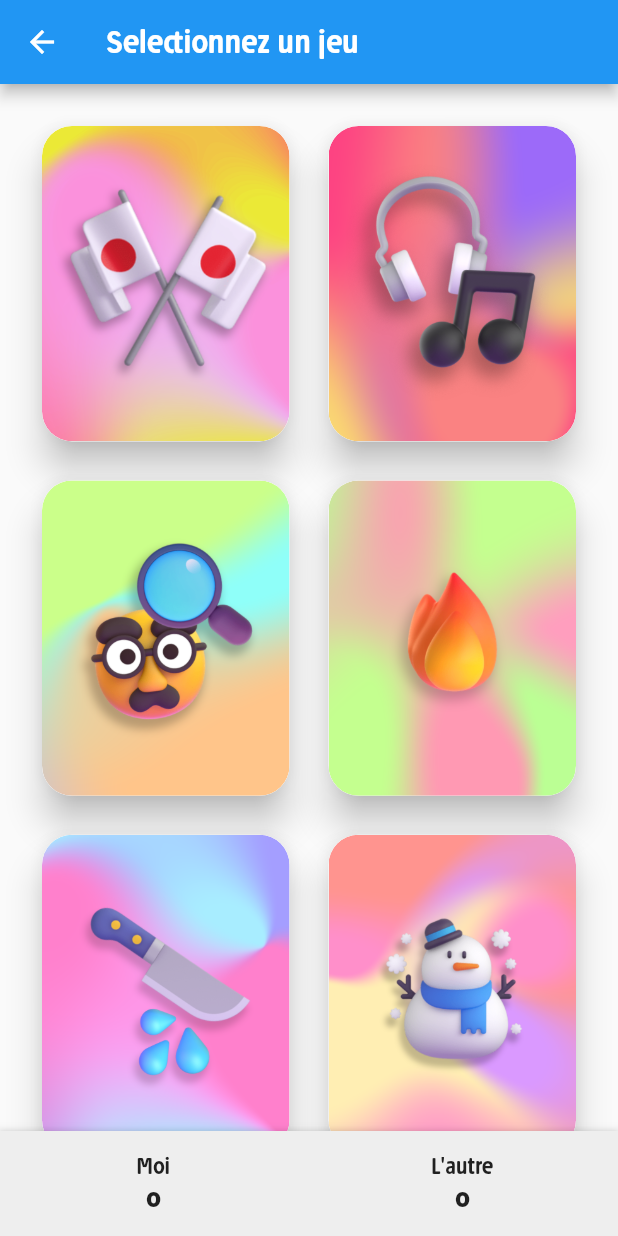
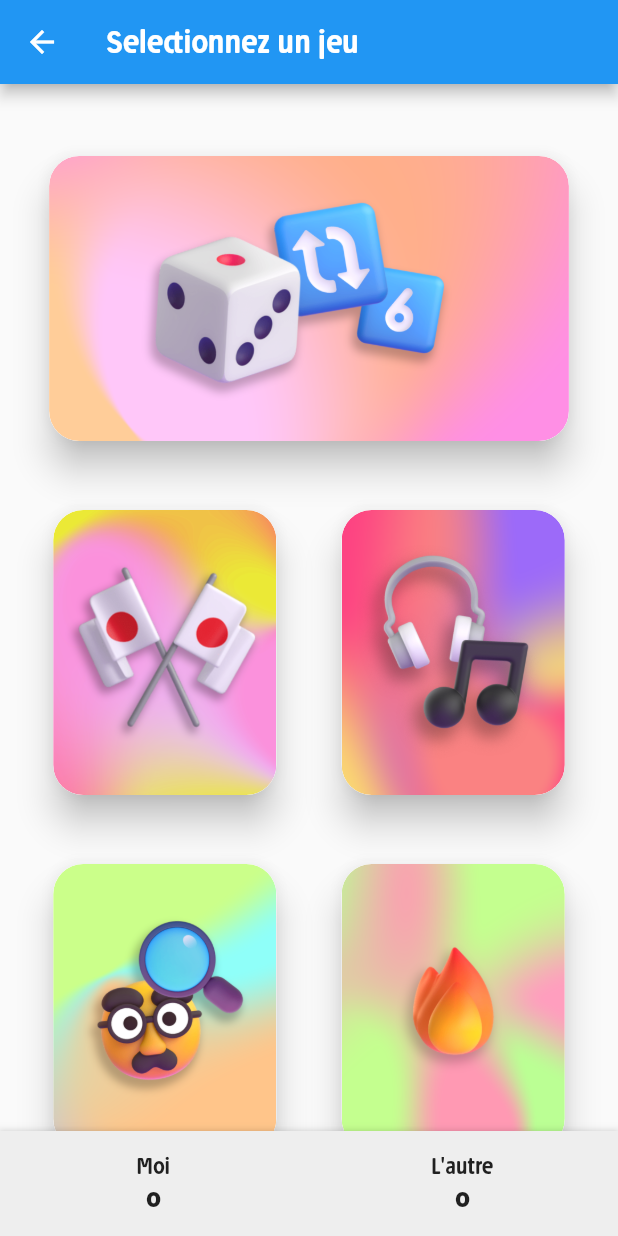
Before and after one commit to CodyAdam/quesaco, a Flutter app: the GamePage screen opened directly, on a phone screen of 412 x 824 dp. Run offline on Flutter 3.47's test engine with Material 2 defaults, Android fonts, the phone set to English and light mode, and no system bars; our stand-ins replace audioplayers, permission_handler; missing offline and left inert: flame, flutter_p2p_connection.

Commit message:
feat: add games in bulk

```diff
--- a/lib/games/game3.dart
+++ b/lib/games/game3.dart
@@ -294,8 +294,7 @@ class Game3 extends FlameGame with TapCallbacks {
 
   void endTheGame() {
     cleanUpLevel();
-    m.clearGamesData();
-    m.setInt(MINIGAME_ID, 0);
+    m.goToNextGame();
   }
 
   @override
--- a/lib/games/game4.dart
+++ b/lib/games/game4.dart
@@ -178,8 +178,7 @@ class Game4 extends FlameGame with TapCallbacks {
 
   void endTheGame() {
     cleanUpLevel();
-    m.clearGamesData();
-    m.setInt(MINIGAME_ID, 0);
+    m.goToNextGame();
   }
 
   @override
--- a/lib/models/game_state.dart
+++ b/lib/models/game_state.dart
@@ -1,11 +1,11 @@
 // ignore_for_file: constant_identifier_names
-
 
 import 'package:flutter/foundation.dart';
 
 const String HOST_USERNAME = "Host";
 const String PLAYER_USERNAME = "Player";
 const String MINIGAME_ID = "MinigameId";
+const String UPCOMING_MINIGAMES_ID = "UpcomingMinigamesId";
 
 class GameState extends ChangeNotifier {
   Map<String, String> data = {};
@@ -24,12 +24,15 @@ class GameState extends ChangeNotifier {
     var minigameId = getInt(MINIGAME_ID);
     var host = getInt(HOST_USERNAME);
     var player = getInt(PLAYER_USERNAME);
+    var upcomingMinigamesId = getString(UPCOMING_MINIGAMES_ID);
     data.clear();
     setInt(MINIGAME_ID, minigameId ?? 0);
     setInt(HOST_USERNAME, host ?? 0);
     setInt(PLAYER_USERNAME, player ?? 0);
+    set(UPCOMING_MINIGAMES_ID, upcomingMinigamesId ?? "");
     notifyListeners();
   }
+
   void clear() {
     data.clear();
     notifyListeners();
--- a/lib/screens/game.dart
+++ b/lib/screens/game.dart
@@ -29,10 +29,15 @@ class _GamePageState extends State<GamePage> {
 
   @override
   Widget build(BuildContext context) {
+    List<String> gamesIdShuffled = [];
+    for (int i = 1; i <= 6; i++) {
+      gamesIdShuffled.add(i.toString());
+    }
+    gamesIdShuffled.shuffle();
     return Selector<Manager, int>(
         selector: (_, m) => m.getInt(MINIGAME_ID) ?? 0,
         builder: (context, id, child) {
-          if(Manager().audioPlayer.state == PlayerState.playing) {
+          if (Manager().audioPlayer.state == PlayerState.playing) {
             Manager().audioPlayer.stop();
           }
           if (id == 1) {
@@ -61,8 +66,7 @@ class _GamePageState extends State<GamePage> {
                 bottomNavigationBar: gameScoreBar(context));
           } else if (id == 5) {
             return Scaffold(
-                body: EmojiGame(),
-                bottomNavigationBar: gameScoreBar(context));
+                body: EmojiGame(), bottomNavigationBar: gameScoreBar(context));
           } else if (id == 6) {
             return Scaffold(
                 appBar: AppBar(
@@ -76,22 +80,97 @@ class _GamePageState extends State<GamePage> {
               appBar: AppBar(
                 title: const Text("Selectionnez un jeu"),
               ),
-              body: Center(
-                child: GridView.builder(
-                  itemCount: 6,
-                  padding: const EdgeInsets.all(20),
-                  gridDelegate: const SliverGridDelegateWithFixedCrossAxisCount(
-                    crossAxisCount: 2,
-                    childAspectRatio: .8,
-                    crossAxisSpacing: 10,
-                    mainAxisSpacing: 10,
-                  ),
-                  itemBuilder: (BuildContext context, int index) {
-                    return gameImageCard(() => selectGame(index + 1),
-                        'assets/images/thumb_game_${index + 1}.png');
-                  },
-                ),
-              ),
+              body: SingleChildScrollView(
+                  padding:
+                      const EdgeInsets.symmetric(vertical: 40, horizontal: 0),
+                  child: Center(
+                    child: Column(
+                      mainAxisAlignment: MainAxisAlignment.center,
+                      children: [
+                        Row(
+                          mainAxisAlignment: MainAxisAlignment.spaceEvenly,
+                          children: [
+                            SizedBox(
+                              width: MediaQuery.of(context).size.width *
+                                  0.5 *
+                                  .8 *
+                                  2.2,
+                              height: MediaQuery.of(context).size.width * 0.5,
+                              child: gameImageCard(
+                                  () => {
+                                        Manager().set(UPCOMING_MINIGAMES_ID,
+                                            gamesIdShuffled.join(",")),
+                                        Manager().goToNextGame(),
+                                      },
+                                  'assets/images/thumb_random.png'),
+                            ),
+                          ],
+                        ),
+                        const SizedBox(height: 30),
+                        Row(
+                          mainAxisAlignment: MainAxisAlignment.spaceEvenly,
+                          children: [
+                            SizedBox(
+                              width: MediaQuery.of(context).size.width *
+                                  0.5 *
+                                  0.8, // Adjust the width as needed
+                              height: MediaQuery.of(context).size.width *
+                                  0.5, // Calculate height based on the width and aspect ratio
+                              child: gameImageCard(() => selectGame(1),
+                                  'assets/images/thumb_game_1.png'),
+                            ),
+                            SizedBox(
+                              width:
+                                  MediaQuery.of(context).size.width * 0.5 * .8,
+                              height: MediaQuery.of(context).size.width * 0.5,
+                              child: gameImageCard(() => selectGame(2),
+                                  'assets/images/thumb_game_2.png'),
+                            ),
+                          ],
+                        ),
+                        const SizedBox(height: 30),
+                        Row(
+                          mainAxisAlignment: MainAxisAlignment.spaceEvenly,
+                          children: [
+                            SizedBox(
+                              width:
+                                  MediaQuery.of(context).size.width * 0.5 * .8,
+                              height: MediaQuery.of(context).size.width * 0.5,
+                              child: gameImageCard(() => selectGame(3),
+                                  'assets/images/thumb_game_3.png'),
+                            ),
+                            SizedBox(
+                              width:
+                                  MediaQuery.of(context).size.width * 0.5 * .8,
+                              height: MediaQuery.of(context).size.width * 0.5,
+                              child: gameImageCard(() => selectGame(4),
+                                  'assets/images/thumb_game_4.png'),
+                            ),
+                          ],
+                        ),
+                        const SizedBox(height: 30),
+                        Row(
+                          mainAxisAlignment: MainAxisAlignment.spaceEvenly,
+                          children: [
+                            SizedBox(
+                              width:
+                                  MediaQuery.of(context).size.width * 0.5 * .8,
+                              height: MediaQuery.of(context).size.width * 0.5,
+                              child: gameImageCard(() => selectGame(5),
+                                  'assets/images/thumb_game_5.png'),
+                            ),
+                            SizedBox(
+                              width:
+                                  MediaQuery.of(context).size.width * 0.5 * .8,
+                              height: MediaQuery.of(context).size.width * 0.5,
+                              child: gameImageCard(() => selectGame(6),
+                                  'assets/images/thumb_game_6.png'),
+                            ),
+                          ],
+                        ),
+                      ],
+                    ),
+                  )),
               bottomNavigationBar: gameScoreBar(context),
             );
           }
--- a/lib/services/connection_manager.dart
+++ b/lib/services/connection_manager.dart
@@ -192,6 +192,9 @@ class Manager extends GameState {
 
   @override
   void set(String key, String value) {
+    if (getString(key) == value) {
+      return;
+    }
     sendKeyValue(key, value);
     super.set(key, value);
     notifyListeners();
@@ -199,6 +202,9 @@ class Manager extends GameState {
 
   @override
   void setInt(String key, int value) {
+    if (getInt(key) == value) {
+      return;
+    }
     sendKeyValue(key, value.toString());
     super.setInt(key, value);
     notifyListeners();
@@ -206,6 +212,9 @@ class Manager extends GameState {
 
   @override
   void setBool(String key, bool value) {
+    if (getBool(key) == value) {
+      return;
+    }
     sendKeyValue(key, value.toString());
     super.setBool(key, value);
     notifyListeners();
@@ -213,6 +222,9 @@ class Manager extends GameState {
 
   @override
   void setDouble(String key, double value) {
+    if (getDouble(key) == value) {
+      return;
+    }
     sendKeyValue(key, value.toString());
     super.setDouble(key, value);
     notifyListeners();
@@ -245,4 +257,29 @@ class Manager extends GameState {
     }
     log("Error when receiving message (message.split(\":\").length != 2): $message");
   }
+
+  void goToNextGame() {
+    var str = getString(UPCOMING_MINIGAMES_ID);
+    if (str == null) {
+      if (getInt(MINIGAME_ID) == 0) {
+        return;
+      }
+      setInt(MINIGAME_ID, 0);
+      return;
+    }
+    var ids = str.split(",");
+    if (ids.isEmpty) {
+      if (getInt(MINIGAME_ID) == 0) {
+        return;
+      }
+      setInt(MINIGAME_ID, 0);
+      return;
+    }
+    var idsInt = ids.map((e) => int.parse(e)).toList();
+    var id = idsInt[0];
+    idsInt.removeAt(0);
+    clearGamesData();
+    set(UPCOMING_MINIGAMES_ID, idsInt.join(","));
+    setInt(MINIGAME_ID, id);
+  }
 }
```
Also changed, not shown: assets/images/thumb_random.png (added).
